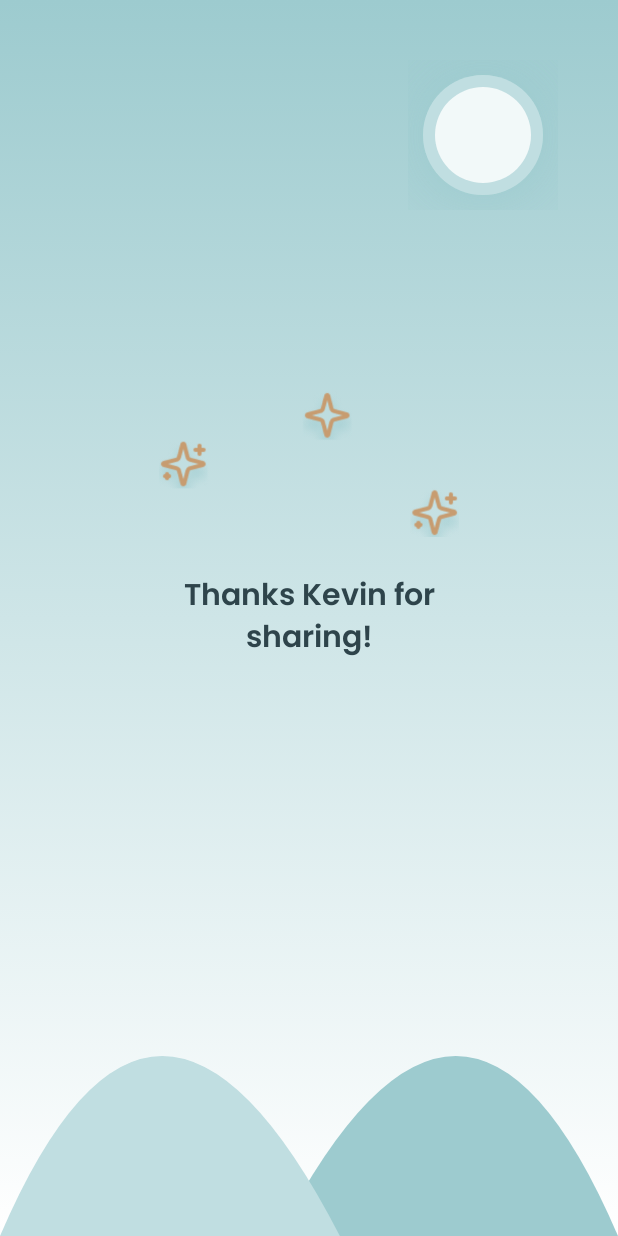
After one commit to MindsSpace/mindspace-mobile, an Android app: the ThankingActivity screen opened directly, with no data from a screen before it, on a phone screen of 412 x 824 dp. The commit adds this screen. Run offline under Robolectric (Android 15) with nearby library versions, the phone set to English and light mode, and no system bars.

Commit message:
feat: add closing acitvity for start flow

```diff
--- a/app/src/main/AndroidManifest.xml
+++ b/app/src/main/AndroidManifest.xml
@@ -12,6 +12,9 @@
         android:supportsRtl="true"
         android:theme="@style/Theme.MindSpace"
         tools:targetApi="31">
+        <activity
+            android:name=".view.ThankingActivity"
+            android:exported="false" />
         <activity
             android:name=".view.MoodProfilingActivity"
             android:exported="false" />
--- a/app/src/main/java/com/dicoding/mindspace/view/MoodProfilingActivity.kt
+++ b/app/src/main/java/com/dicoding/mindspace/view/MoodProfilingActivity.kt
@@ -1,6 +1,7 @@
 package com.dicoding.mindspace.view
 
 import android.annotation.SuppressLint
+import android.content.Intent
 import android.os.Bundle
 import android.view.MotionEvent
 import androidx.activity.enableEdgeToEdge
@@ -24,6 +25,12 @@ class MoodProfilingActivity : AppCompatActivity() {
     private fun setupAction() {
         val swipeArea = binding.swipeArea
         val emoji = binding.emojiView
+        val continueBtn = binding.moodContinueBtn
+
+        continueBtn.setOnClickListener {
+            val intent = Intent(this, ThankingActivity::class.java)
+            startActivity(intent)
+        }
 
         swipeArea.setOnTouchListener { _, event ->
             when (event.action) {
--- a/app/src/main/java/com/dicoding/mindspace/view/NicknameActivity.kt
+++ b/app/src/main/java/com/dicoding/mindspace/view/NicknameActivity.kt
@@ -37,7 +37,7 @@ class NicknameActivity : AppCompatActivity() {
 
         nicknameBtn.setOnClickListener {
             val intent = Intent(this, PinActivity::class.java)
-            intent.putExtra("nickname", nicknameInput.text.toString())
+            intent.putExtra(PinActivity.NICKNAME_EXTRA, nicknameInput.text.toString())
             startActivity(intent)
         }
     }
--- a/app/src/main/java/com/dicoding/mindspace/view/PinActivity.kt
+++ b/app/src/main/java/com/dicoding/mindspace/view/PinActivity.kt
@@ -15,7 +15,7 @@ import androidx.core.view.WindowInsetsCompat
 import com.dicoding.mindspace.R
 import com.dicoding.mindspace.databinding.ActivityPinBinding
 
-class PinActivity : AppCompatActivity(), TextWatcher, View.OnClickListener {
+class PinActivity : AppCompatActivity(), TextWatcher {
     private lateinit var binding: ActivityPinBinding
     private lateinit var numTemp: String
 
@@ -36,6 +36,12 @@ class PinActivity : AppCompatActivity(), TextWatcher, View.OnClickListener {
             v.setPadding(systemBars.left, systemBars.top, systemBars.right, systemBars.bottom)
             insets
         }
+
+        binding.pinDescription.text = resources.getString(
+            R.string.pin_description, intent.getStringExtra(
+                NICKNAME_EXTRA
+            )
+        )
     }
 
     private fun setupEditTexts() {
@@ -135,11 +141,8 @@ class PinActivity : AppCompatActivity(), TextWatcher, View.OnClickListener {
         }
     }
 
-    override fun onClick(v: View?) {
-
-    }
-
     companion object {
         const val NUM_OF_DIGITS = 4
+        const val NICKNAME_EXTRA = "nickname"
     }
 }
--- /dev/null
+++ b/app/src/main/java/com/dicoding/mindspace/view/ThankingActivity.kt
@@ -0,0 +1,29 @@
+package com.dicoding.mindspace.view
+
+import android.os.Bundle
+import androidx.activity.enableEdgeToEdge
+import androidx.appcompat.app.AppCompatActivity
+import androidx.core.view.ViewCompat
+import androidx.core.view.WindowInsetsCompat
+import com.dicoding.mindspace.R
+import com.dicoding.mindspace.databinding.ActivityThankingBinding
+
+class ThankingActivity : AppCompatActivity() {
+    private lateinit var binding: ActivityThankingBinding
+
+    override fun onCreate(savedInstanceState: Bundle?) {
+        super.onCreate(savedInstanceState)
+        setupView()
+    }
+
+    private fun setupView() {
+        enableEdgeToEdge()
+        binding = ActivityThankingBinding.inflate(layoutInflater)
+        setContentView(binding.root)
+        ViewCompat.setOnApplyWindowInsetsListener(findViewById(R.id.main)) { v, insets ->
+            val systemBars = insets.getInsets(WindowInsetsCompat.Type.systemBars())
+            v.setPadding(systemBars.left, systemBars.top, systemBars.right, systemBars.bottom)
+            insets
+        }
+    }
+}
--- /dev/null
+++ b/app/src/main/res/layout/activity_thanking.xml
@@ -0,0 +1,51 @@
+<?xml version="1.0" encoding="utf-8"?>
+<androidx.constraintlayout.widget.ConstraintLayout xmlns:android="http://schemas.android.com/apk/res/android"
+    xmlns:app="http://schemas.android.com/apk/res-auto"
+    xmlns:tools="http://schemas.android.com/tools"
+    android:id="@+id/main"
+    android:layout_width="match_parent"
+    android:layout_height="match_parent"
+    android:background="@drawable/bg_screen"
+    tools:context=".view.ThankingActivity">
+
+    <ImageView
+        android:layout_width="200dp"
+        android:layout_height="wrap_content"
+        android:contentDescription="@string/sparks"
+        android:src="@drawable/sparks"
+        app:layout_constraintBottom_toTopOf="@id/thanking_text"
+        app:layout_constraintEnd_toEndOf="@id/thanking_text"
+        app:layout_constraintStart_toStartOf="@id/thanking_text" />
+
+    <TextView
+        android:id="@+id/thanking_text"
+        android:layout_width="200dp"
+        android:layout_height="wrap_content"
+        android:fontFamily="@font/poppins_semibold"
+        android:text="@string/thanking_quote"
+        android:textAlignment="center"
+        android:textSize="20sp"
+        android:textColor="@color/green_900"
+        app:layout_constraintBottom_toBottomOf="parent"
+        app:layout_constraintEnd_toEndOf="parent"
+        app:layout_constraintStart_toStartOf="parent"
+        app:layout_constraintTop_toTopOf="parent" />
+
+    <com.dicoding.mindspace.view.canvas.MoonView
+        android:layout_width="100dp"
+        android:layout_height="100dp"
+        android:layout_marginTop="40dp"
+        android:layout_marginEnd="40dp"
+        android:foregroundGravity="center"
+        app:layout_constraintEnd_toEndOf="parent"
+        app:layout_constraintTop_toTopOf="parent" />
+
+    <com.dicoding.mindspace.view.canvas.HillsView
+        android:layout_width="match_parent"
+        android:layout_height="240dp"
+        android:foregroundGravity="center"
+        app:layout_constraintBottom_toBottomOf="parent"
+        app:layout_constraintEnd_toEndOf="parent"
+        app:layout_constraintStart_toStartOf="parent" />
+
+</androidx.constraintlayout.widget.ConstraintLayout>
--- a/app/src/main/res/values/strings.xml
+++ b/app/src/main/res/values/strings.xml
@@ -7,8 +7,10 @@
     <string name="nickname_description">Since we haven’t know what to call you, fill in your nickname below and you can continue your journey!</string>
     <string name="nickname_placeholder">Choose a nickname…</string>
     <string name="pin_title">Enter your pin</string>
-    <string name="pin_description">Everything you share here can’t be exposed to others right? so put a pin for your space, Kevin!</string>
+    <string name="pin_description">Everything you share here can’t be exposed to others right? so put a pin for your space, %1$s!</string>
     <string name="greeting_nickname">Hi, Kevin</string>
     <string name="mood_profiling_question">How have you been feeling lately, Kevin?</string>
     <string name="mood_instruction">Swipe up and down to adjust your emotion</string>
+    <string name="thanking_quote">Thanks Kevin for sharing!</string>
+    <string name="sparks">thanking sparks</string>
 </resources>
```
Also changed, not shown: app/src/main/res/drawable/sparks.png (added).
